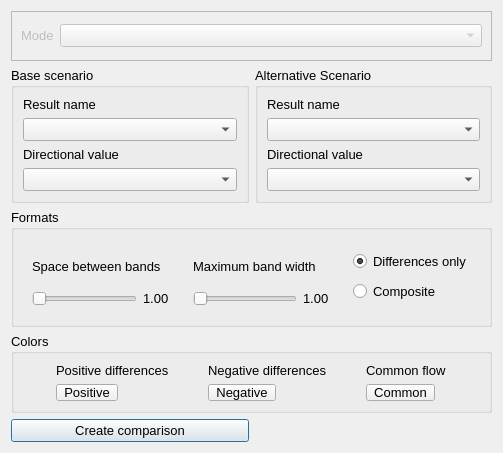
The window that qaequilibrae/modules/gis/forms/ui_compare_scenarios.ui (AequilibraE/qaequilibrae) describes before a commit, drawn with Qt 5.
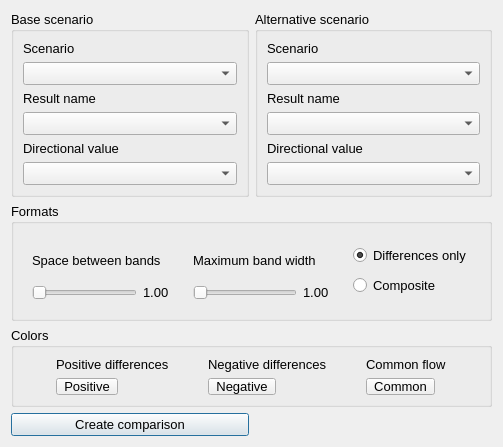
The same window after the commit. Custom widgets are drawn as their Qt base class.

Commit message: compare scenarios

Patch:
```diff
--- a/qaequilibrae/modules/gis/forms/ui_compare_scenarios.ui
+++ b/qaequilibrae/modules/gis/forms/ui_compare_scenarios.ui
@@ -7,7 +7,7 @@
     <x>0</x>
     <y>0</y>
     <width>503</width>
-    <height>453</height>
+    <height>447</height>
    </rect>
   </property>
   <property name="minimumSize">
@@ -26,155 +26,7 @@
    <string>AequilibraE - Scenario Comparison</string>
   </property>
   <layout class="QGridLayout" name="gridLayout_6">
-   <item row="0" column="0" colspan="2">
-    <widget class="QFrame" name="mode_frame">
-     <property name="maximumSize">
-      <size>
-       <width>16777215</width>
-       <height>50</height>
-      </size>
-     </property>
-     <property name="font">
-      <font>
-       <pointsize>10</pointsize>
-      </font>
-     </property>
-     <property name="frameShape">
-      <enum>QFrame::StyledPanel</enum>
-     </property>
-     <property name="frameShadow">
-      <enum>QFrame::Raised</enum>
-     </property>
-     <layout class="QGridLayout" name="gridLayout_7">
-      <item row="0" column="0">
-       <widget class="QLabel" name="label_3">
-        <property name="enabled">
-         <bool>false</bool>
-        </property>
-        <property name="sizePolicy">
-         <sizepolicy hsizetype="Minimum" vsizetype="Preferred">
-          <horstretch>0</horstretch>
-          <verstretch>0</verstretch>
-         </sizepolicy>
-        </property>
-        <property name="font">
-         <font>
-          <pointsize>10</pointsize>
-         </font>
-        </property>
-        <property name="text">
-         <string>Mode</string>
-        </property>
-       </widget>
-      </item>
-      <item row="0" column="1">
-       <widget class="QComboBox" name="cob_mode_comparison">
-        <property name="enabled">
-         <bool>false</bool>
-        </property>
-        <property name="sizePolicy">
-         <sizepolicy hsizetype="MinimumExpanding" vsizetype="Fixed">
-          <horstretch>0</horstretch>
-          <verstretch>0</verstretch>
-         </sizepolicy>
-        </property>
-       </widget>
-      </item>
-     </layout>
-    </widget>
-   </item>
-   <item row="1" column="0">
-    <widget class="QGroupBox" name="base_group_box">
-     <property name="font">
-      <font>
-       <pointsize>10</pointsize>
-      </font>
-     </property>
-     <property name="toolTip">
-      <string/>
-     </property>
-     <property name="title">
-      <string>Base scenario</string>
-     </property>
-     <layout class="QVBoxLayout" name="verticalLayout">
-      <item>
-       <widget class="QLabel" name="label_6">
-        <property name="font">
-         <font>
-          <pointsize>10</pointsize>
-         </font>
-        </property>
-        <property name="text">
-         <string>Result name</string>
-        </property>
-       </widget>
-      </item>
-      <item>
-       <widget class="QComboBox" name="cob_base_scenario"/>
-      </item>
-      <item>
-       <widget class="QLabel" name="label_5">
-        <property name="font">
-         <font>
-          <pointsize>10</pointsize>
-         </font>
-        </property>
-        <property name="text">
-         <string>Directional value</string>
-        </property>
-       </widget>
-      </item>
-      <item>
-       <widget class="QComboBox" name="cob_base_data"/>
-      </item>
-     </layout>
-    </widget>
-   </item>
-   <item row="1" column="1">
-    <widget class="QGroupBox" name="alt_group_box">
-     <property name="font">
-      <font>
-       <pointsize>10</pointsize>
-      </font>
-     </property>
-     <property name="title">
-      <string>Alternative Scenario</string>
-     </property>
-     <layout class="QVBoxLayout" name="verticalLayout_2">
-      <item>
-       <widget class="QLabel" name="label_10">
-        <property name="font">
-         <font>
-          <pointsize>10</pointsize>
-         </font>
-        </property>
-        <property name="text">
-         <string>Result name</string>
-        </property>
-       </widget>
-      </item>
-      <item>
-       <widget class="QComboBox" name="cob_alternative_scenario"/>
-      </item>
-      <item>
-       <widget class="QLabel" name="label_9">
-        <property name="font">
-         <font>
-          <pointsize>10</pointsize>
-         </font>
-        </property>
-        <property name="text">
-         <string>Directional value</string>
-        </property>
-       </widget>
-      </item>
-      <item>
-       <widget class="QComboBox" name="cob_alternative_data"/>
-      </item>
-     </layout>
-    </widget>
-   </item>
-   <item row="2" column="0" colspan="2">
+   <item row="1" column="0" colspan="2">
     <widget class="QGroupBox" name="groupBox_3">
      <property name="maximumSize">
       <size>
@@ -350,7 +202,61 @@
      </layout>
     </widget>
    </item>
-   <item row="3" column="0" colspan="2">
+   <item row="0" column="1">
+    <widget class="QGroupBox" name="alt_group_box">
+     <property name="font">
+      <font>
+       <pointsize>10</pointsize>
+      </font>
+     </property>
+     <property name="title">
+      <string>Alternative scenario</string>
+     </property>
+     <layout class="QVBoxLayout" name="verticalLayout_2">
+      <item>
+       <widget class="QLabel" name="label_3">
+        <property name="text">
+         <string>Scenario</string>
+        </property>
+       </widget>
+      </item>
+      <item>
+       <widget class="QComboBox" name="cob_alternative_scenario"/>
+      </item>
+      <item>
+       <widget class="QLabel" name="label_10">
+        <property name="font">
+         <font>
+          <pointsize>10</pointsize>
+         </font>
+        </property>
+        <property name="text">
+         <string>Result name</string>
+        </property>
+       </widget>
+      </item>
+      <item>
+       <widget class="QComboBox" name="cob_alternative_result"/>
+      </item>
+      <item>
+       <widget class="QLabel" name="label_9">
+        <property name="font">
+         <font>
+          <pointsize>10</pointsize>
+         </font>
+        </property>
+        <property name="text">
+         <string>Directional value</string>
+        </property>
+       </widget>
+      </item>
+      <item>
+       <widget class="QComboBox" name="cob_alternative_data"/>
+      </item>
+     </layout>
+    </widget>
+   </item>
+   <item row="2" column="0" colspan="2">
     <widget class="QGroupBox" name="color_group_box">
      <property name="maximumSize">
       <size>
@@ -442,7 +348,7 @@
      </layout>
     </widget>
    </item>
-   <item row="4" column="0">
+   <item row="3" column="0">
     <widget class="QPushButton" name="but_run">
      <property name="font">
       <font>
@@ -454,6 +360,63 @@
      </property>
     </widget>
    </item>
+   <item row="0" column="0">
+    <widget class="QGroupBox" name="base_group_box">
+     <property name="font">
+      <font>
+       <pointsize>10</pointsize>
+      </font>
+     </property>
+     <property name="toolTip">
+      <string/>
+     </property>
+     <property name="title">
+      <string>Base scenario</string>
+     </property>
+     <layout class="QVBoxLayout" name="verticalLayout">
+      <item>
+       <widget class="QLabel" name="label">
+        <property name="text">
+         <string>Scenario</string>
+        </property>
+       </widget>
+      </item>
+      <item>
+       <widget class="QComboBox" name="cob_base_scenario"/>
+      </item>
+      <item>
+       <widget class="QLabel" name="label_6">
+        <property name="font">
+         <font>
+          <pointsize>10</pointsize>
+         </font>
+        </property>
+        <property name="text">
+         <string>Result name</string>
+        </property>
+       </widget>
+      </item>
+      <item>
+       <widget class="QComboBox" name="cob_base_result"/>
+      </item>
+      <item>
+       <widget class="QLabel" name="label_5">
+        <property name="font">
+         <font>
+          <pointsize>10</pointsize>
+         </font>
+        </property>
+        <property name="text">
+         <string>Directional value</string>
+        </property>
+       </widget>
+      </item>
+      <item>
+       <widget class="QComboBox" name="cob_base_data"/>
+      </item>
+     </layout>
+    </widget>
+   </item>
   </layout>
  </widget>
  <customwidgets>
```
The commit also changes 1 other file.
